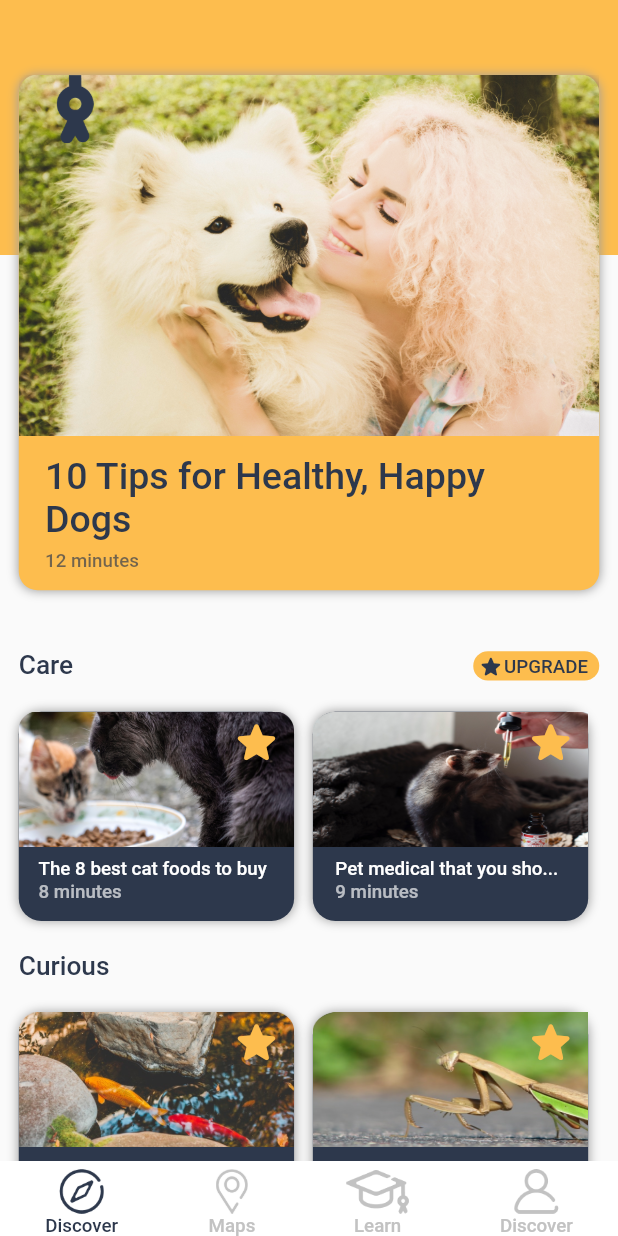
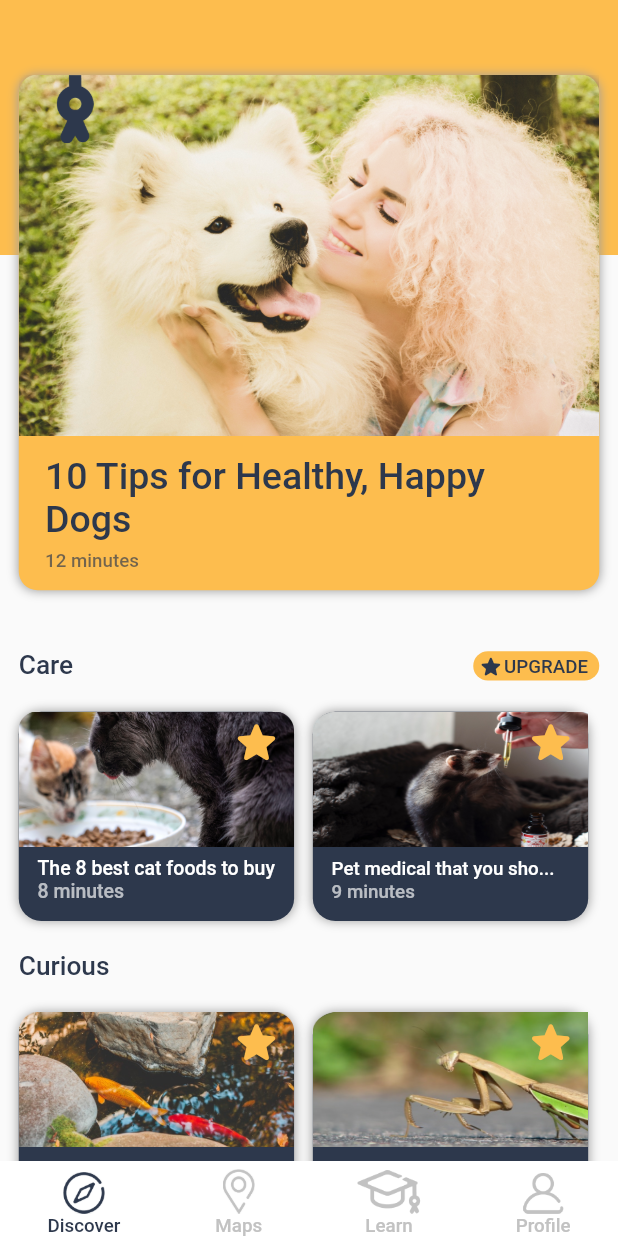
Before and after one commit to dnamme/mobile-dev-challenge, a Flutter app: the screen it shows after launch, on a phone screen of 412 x 824 dp. Run offline on Flutter 3.47's test engine with Material 2 defaults, Android fonts, the phone set to English and light mode, and no system bars; our stand-ins replace google_fonts; missing offline and left inert: dart:ffi.

Commit message:
Edit shadow, size, positioning

```diff
--- a/lib/main.dart
+++ b/lib/main.dart
@@ -42,8 +42,7 @@ class _HomeState extends State<Home> {
                             borderRadius:
                                 BorderRadius.all(Radius.circular(12.5)),
                             boxShadow: [
-                                new BoxShadow(
-                                    color: Colors.grey, blurRadius: 5.0)
+                              new BoxShadow(color: Colors.grey, blurRadius: 5.0)
                             ]),
                         child: new Column(children: [
                           new Stack(children: [
@@ -69,8 +68,7 @@ class _HomeState extends State<Home> {
                                       padding: EdgeInsets.only(top: 5.0),
                                       child: new Text('12 minutes',
                                           style: GoogleFonts.roboto(
-                                              color:
-                                                  Color(0xaa2d384c), // 43 (67)
+                                            color: Color(0xaa2d384c), // 43 (67)
                                             fontSize: 12.50,
                                             fontWeight: FontWeight.w500,
                                           )))
@@ -78,7 +76,7 @@ class _HomeState extends State<Home> {
                               ))
                         ]))),
                 new Padding(
-                      padding: EdgeInsets.fromLTRB(12.5, 40.0, 12.5, 20.0),
+                    padding: EdgeInsets.fromLTRB(12.5, 40.0, 12.5, 7.5),
                     child: new Row(
                         mainAxisAlignment: MainAxisAlignment.spaceBetween,
                         children: [
@@ -106,10 +104,10 @@ class _HomeState extends State<Home> {
                             ),
                           )
                         ])),
-                  new Padding(
-                      padding: EdgeInsets.only(left: 12.5),
-                      child: new SingleChildScrollView(
+                new SingleChildScrollView(
                     scrollDirection: Axis.horizontal,
+                    child: new Padding(
+                        padding: EdgeInsets.fromLTRB(12.5, 12.5, 0.0, 12.5),
                         child: new Row(children: [
                           new Container(
                               decoration: BoxDecoration(
@@ -122,6 +120,7 @@ class _HomeState extends State<Home> {
                                   ]),
                               margin: EdgeInsets.only(right: 12.5),
                               child: new Column(
+                                crossAxisAlignment: CrossAxisAlignment.start,
                                 children: [
                                   new Stack(children: [
                                     new Image.asset(
@@ -134,10 +133,9 @@ class _HomeState extends State<Home> {
                                             color: Color(0xfffdbd4e),
                                             size: 35.0))
                                   ]),
-                                    new Container(
-                                        child: new Padding(
+                                  new Padding(
                                       padding: EdgeInsets.fromLTRB(
-                                                0.0, 7.0, 5.0, 12.5),
+                                          12.5, 7.0, 5.0, 12.5),
                                       child: new Column(
                                           crossAxisAlignment:
                                               CrossAxisAlignment.start,
@@ -145,19 +143,17 @@ class _HomeState extends State<Home> {
                                             new Text(
                                                 'The 8 best cat foods to buy',
                                                 style: GoogleFonts.roboto(
-                                                          color:
-                                                              Color(0xffffffff),
-                                                          fontSize: 12.5,
+                                                    color: Color(0xffffffff),
+                                                    fontSize: 13,
                                                     fontWeight:
                                                         FontWeight.w500)),
                                             new Text('8 minutes',
                                                 style: GoogleFonts.roboto(
-                                                          color:
-                                                              Color(0xaaffffff),
-                                                          fontSize: 12.5,
+                                                    color: Color(0xaaffffff),
+                                                    fontSize: 13,
                                                     fontWeight:
                                                         FontWeight.w500))
-                                                ])))
+                                          ]))
                                 ],
                               )),
                           new Container(
@@ -171,10 +167,10 @@ class _HomeState extends State<Home> {
                                   ]),
                               margin: EdgeInsets.only(right: 12.5),
                               child: new Column(
+                                crossAxisAlignment: CrossAxisAlignment.start,
                                 children: [
                                   new Stack(children: [
-                                      new Image.asset(
-                                          'assets/img/Rat_Drops.png',
+                                    new Image.asset('assets/img/Rat_Drops.png',
                                         width: 90.0 / 253 * 516,
                                         height: 90.0,
                                         fit: BoxFit.fill),
@@ -188,7 +184,7 @@ class _HomeState extends State<Home> {
                                   new Container(
                                       child: new Padding(
                                           padding: EdgeInsets.fromLTRB(
-                                                0.0, 7.0, 5.0, 12.5),
+                                              12.5, 7.0, 5.0, 12.5),
                                           child: new Column(
                                               crossAxisAlignment:
                                                   CrossAxisAlignment.start,
@@ -213,16 +209,16 @@ class _HomeState extends State<Home> {
                               )),
                         ]))),
                 new Padding(
-                      padding: EdgeInsets.fromLTRB(12.5, 20.0, 12.5, 20.0),
+                    padding: EdgeInsets.fromLTRB(12.5, 7.5, 12.5, 7.5),
                     child: new Text('Curious',
                         style: GoogleFonts.roboto(
                             color: Color(0xff2d384c),
                             fontSize: 17.5,
                             fontWeight: FontWeight.w500))),
-                  new Padding(
-                      padding: EdgeInsets.only(left: 12.5),
-                      child: new SingleChildScrollView(
+                new SingleChildScrollView(
                     scrollDirection: Axis.horizontal,
+                    child: new Padding(
+                        padding: EdgeInsets.fromLTRB(12.5, 12.5, 0.0, 12.5),
                         child: new Row(children: [
                           new Container(
                               decoration: BoxDecoration(
@@ -235,10 +231,10 @@ class _HomeState extends State<Home> {
                                   ]),
                               margin: EdgeInsets.only(right: 12.5),
                               child: new Column(
+                                crossAxisAlignment: CrossAxisAlignment.start,
                                 children: [
                                   new Stack(children: [
-                                      new Image.asset(
-                                          'assets/img/Koi_Desuu.png',
+                                    new Image.asset('assets/img/Koi_Desuu.png',
                                         height: 90.0),
                                     Positioned(
                                         top: 3.0,
@@ -250,7 +246,7 @@ class _HomeState extends State<Home> {
                                   new Container(
                                       child: new Padding(
                                           padding: EdgeInsets.fromLTRB(
-                                                0.0, 7.0, 5.0, 12.5),
+                                              12.5, 7.0, 5.0, 12.5),
                                           child: new Column(
                                               crossAxisAlignment:
                                                   CrossAxisAlignment.start,
@@ -284,6 +280,7 @@ class _HomeState extends State<Home> {
                                   ]),
                               margin: EdgeInsets.only(right: 12.5),
                               child: new Column(
+                                crossAxisAlignment: CrossAxisAlignment.start,
                                 children: [
                                   new Stack(children: [
                                     new Image.asset(
@@ -301,7 +298,7 @@ class _HomeState extends State<Home> {
                                   new Container(
                                       child: new Padding(
                                           padding: EdgeInsets.fromLTRB(
-                                                0.0, 7.0, 5.0, 12.5),
+                                              12.5, 7.0, 5.0, 12.5),
                                           child: new Column(
                                               crossAxisAlignment:
                                                   CrossAxisAlignment.start,
@@ -326,11 +323,7 @@ class _HomeState extends State<Home> {
                         ]))),
               ],
             ),
-            )
-            // #2d384c
-            // #2d384c 67%
-            // #Pet medical that you sho...
-            // #Do you know fish likes to...
+          ),
         ),
         bottomNavigationBar: new Container(
             color: Colors.white,
@@ -341,7 +334,7 @@ class _HomeState extends State<Home> {
                 new Column(
                   mainAxisAlignment: MainAxisAlignment.end,
                   children: [
-                    new Image.asset('assets/icons/discover.png', width: 30.0),
+                    new Image.asset('assets/icons/discover.png', width: 28.0),
                     new Text('Discover',
                         style: GoogleFonts.roboto(
                             color: Color(0xff2d384c),
@@ -374,8 +367,8 @@ class _HomeState extends State<Home> {
                 new Column(
                   mainAxisAlignment: MainAxisAlignment.end,
                   children: [
-                    new Image.asset('assets/icons/profile.png', width: 30.0),
-                    new Text('Discover',
+                    new Image.asset('assets/icons/profile.png', width: 27.5),
+                    new Text('Profile',
                         style: GoogleFonts.roboto(
                             color: Color(0xffc2c2c2),
                             fontSize: 12.5,
```
Lines whose indentation alone changed are shown as unchanged.
